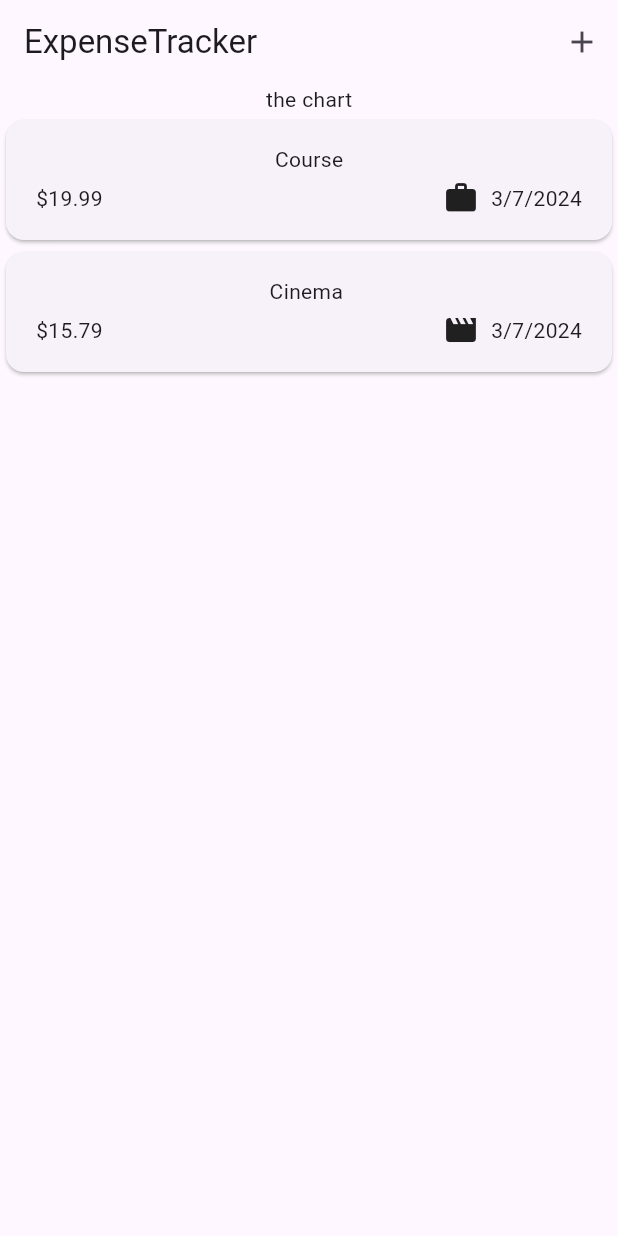
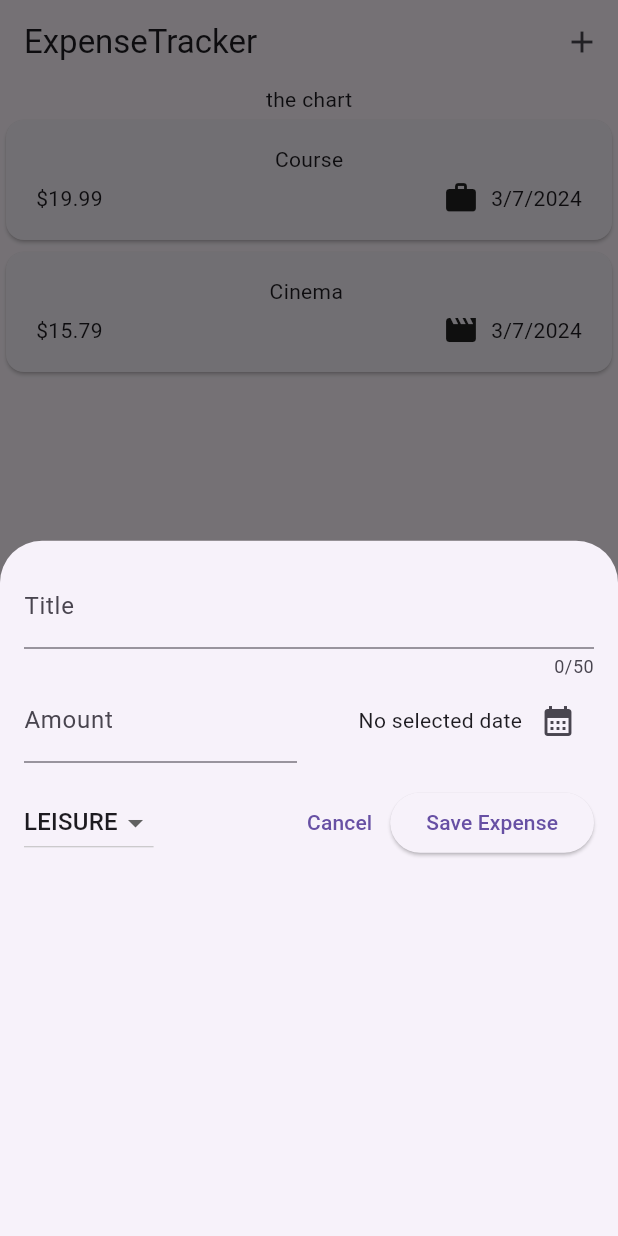
Before and after one commit to nilaybesli/expense_tracker, a Flutter app: the screen it shows after launch, after a tap on the "add" icon, on a phone screen of 412 x 824 dp. Run offline on Flutter 3.47's test engine with Material 3 defaults, Android fonts, the phone set to English and light mode, and no system bars.

Commit message:
adding new expense

```diff
--- a/lib/widgets/expenses.dart
+++ b/lib/widgets/expenses.dart
@@ -1,4 +1,5 @@
 import 'package:expense_tracker/widgets/expenses_list/expenses_list.dart';
+import 'package:expense_tracker/widgets/new_expense.dart';
 import 'package:flutter/material.dart';
 
 import '../models/expense.dart';
@@ -24,6 +25,13 @@ class _ExpensesState extends State<Expenses> {
         category: Category.leisure)
   ];
 
+  void _openAddExpenseOverlay() {
+    showModalBottomSheet(
+      context: context,
+      builder: (ctx) => const NewExpense(),
+    );
+  }
+
   @override
   Widget build(BuildContext context) {
     return Scaffold(
@@ -31,7 +39,7 @@ class _ExpensesState extends State<Expenses> {
         title: const Text('ExpenseTracker'),
         actions: [
           IconButton(
-            onPressed: () {},
+            onPressed: _openAddExpenseOverlay,
             icon: const Icon(Icons.add),
           ),
         ],
--- /dev/null
+++ b/lib/widgets/new_expense.dart
@@ -0,0 +1,144 @@
+import 'package:expense_tracker/models/expense.dart';
+import 'package:flutter/material.dart';
+
+class NewExpense extends StatefulWidget {
+  const NewExpense({super.key});
+
+  @override
+  State<NewExpense> createState() => _NewExpenseState();
+}
+
+class _NewExpenseState extends State<NewExpense> {
+  final _titleController = TextEditingController();
+  final _amountController = TextEditingController();
+  DateTime? _selectedDate;
+  Category _selectedCategory = Category.leisure;
+
+  void _presentDatePicker() async {
+    final now = DateTime.now();
+    final firstDate = DateTime(now.year - 1, now.month, now.day);
+    final pickedDate = await showDatePicker(
+        context: context, firstDate: firstDate, lastDate: now);
+    setState(() {
+      _selectedDate = pickedDate;
+    });
+  }
+
+  void _submitExpenseData() {
+    final enteredAmount = double.tryParse(_amountController.text);
+    final amountIsInvalid = enteredAmount == null || enteredAmount <= 0;
+    if (_titleController.text.trim().isEmpty ||
+        amountIsInvalid ||
+        _selectedDate == null) {
+      showDialog(
+        context: context,
+        builder: (ctx) => AlertDialog(
+          title: const Text("Invalid input"),
+          content: const Text(
+              "Please make sure a valid title, amount, date and category was entered."),
+          actions: [
+            TextButton(
+              onPressed: () {
+                Navigator.pop(ctx);
+              },
+              child: const Text("Okay"),
+            ),
+          ],
+        ),
+      );
+      return;
+    }
+  }
+
+  @override
+  void dispose() {
+    _titleController.dispose();
+    _amountController.dispose();
+    super.dispose();
+  }
+
+  @override
+  Widget build(BuildContext context) {
+    return Padding(
+      padding: const EdgeInsets.all(16),
+      child: Column(
+        children: [
+          TextField(
+            controller: _titleController,
+            maxLength: 50,
+            decoration: const InputDecoration(
+              label: Text("Title"),
+            ),
+          ),
+          Row(
+            children: [
+              Expanded(
+                child: TextField(
+                  controller: _amountController,
+                  keyboardType: TextInputType.number,
+                  decoration: const InputDecoration(
+                    prefixText: '\$',
+                    label: Text("Amount"),
+                  ),
+                ),
+              ),
+              const SizedBox(
+                width: 16,
+              ),
+              Expanded(
+                  child: Row(
+                mainAxisAlignment: MainAxisAlignment.end,
+                crossAxisAlignment: CrossAxisAlignment.center,
+                children: [
+                  Text(_selectedDate == null
+                      ? "No selected date"
+                      : formatter.format(_selectedDate!)),
+                  IconButton(
+                      onPressed: _presentDatePicker,
+                      icon: const Icon(Icons.calendar_month))
+                ],
+              ))
+            ],
+          ),
+          const SizedBox(
+            height: 16,
+          ),
+          Row(
+            children: [
+              DropdownButton(
+                  value: _selectedCategory,
+                  items: Category.values
+                      .map(
+                        (category) => DropdownMenuItem(
+                          value: category,
+                          child: Text(
+                            category.name.toUpperCase(),
+                          ),
+                        ),
+                      )
+                      .toList(),
+                  onChanged: (value) {
+                    if (value == null) {
+                      return;
+                    }
+                    setState(() {
+                      _selectedCategory = value;
+                    });
+                  }),
+              const Spacer(),
+              TextButton(
+                  onPressed: () {
+                    Navigator.pop(context);
+                  },
+                  child: const Text("Cancel")),
+              ElevatedButton(
+                onPressed: _submitExpenseData,
+                child: const Text("Save Expense"),
+              ),
+            ],
+          )
+        ],
+      ),
+    );
+  }
+}
```
